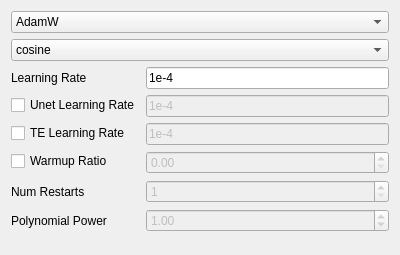
First picture: the form in ui_files/OptimizerUI.ui, repository derrian-distro/LoRA_Easy_Training_Scripts, before the edit.
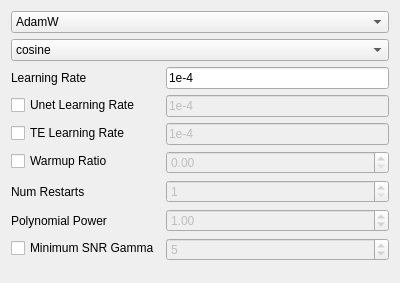
Second picture: the form after the edit. Custom widgets are drawn as their Qt base class.

Commit message: add forgotten min_snr_gamma option to optimizer_args

Diff of the .ui file:
```diff
--- a/ui_files/OptimizerUI.ui
+++ b/ui_files/OptimizerUI.ui
@@ -7,7 +7,7 @@
     <x>0</x>
     <y>0</y>
     <width>400</width>
-    <height>255</height>
+    <height>283</height>
    </rect>
   </property>
   <property name="windowTitle">
@@ -245,6 +245,26 @@
      </property>
     </widget>
    </item>
+   <item row="8" column="0">
+    <widget class="QCheckBox" name="min_snr_enable">
+     <property name="text">
+      <string>Minimum SNR Gamma</string>
+     </property>
+    </widget>
+   </item>
+   <item row="8" column="1">
+    <widget class="QSpinBox" name="min_snr_input">
+     <property name="enabled">
+      <bool>false</bool>
+     </property>
+     <property name="toolTip">
+      <string>&lt;html&gt;&lt;head/&gt;&lt;body&gt;&lt;p&gt;This is a tool that reduces learning of unwanted elements by only learning what is the most common. This can lead to it not learning small details however. The recommended value is 5. Lower values apply more.&lt;/p&gt;&lt;/body&gt;&lt;/html&gt;</string>
+     </property>
+     <property name="value">
+      <number>5</number>
+     </property>
+    </widget>
+   </item>
   </layout>
  </widget>
  <customwidgets>
```
The commit also changes 3 other files.
